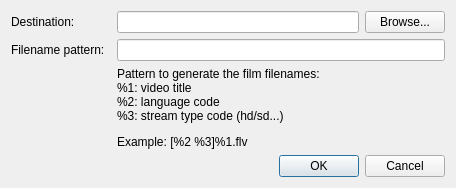
Before: the Qt Designer form preferencedialog.ui in Tofee/artefetcher, drawn with Qt 5.
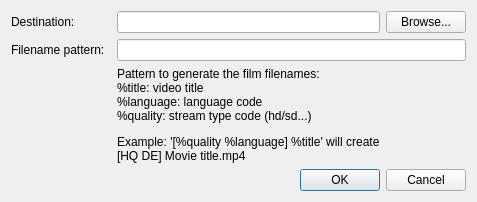
After: the same form once the commit is applied.

Commit message: Meilleure gestion de l'extension du fichier Fix lors du téléchargement d'un film déjà téléchargé : on interrompt illico Mise à jour du texte du bouton d'un film téléchargé (Downloaded au lieu de Waiting) Fix page 2 on ne peut pas revenir en arrière qdebug removed Plus de métadata sauvées

The edit to the form file:
```diff
--- a/preferencedialog.ui
+++ b/preferencedialog.ui
@@ -6,8 +6,8 @@
    <rect>
     <x>0</x>
     <y>0</y>
-    <width>456</width>
-    <height>172</height>
+    <width>457</width>
+    <height>186</height>
    </rect>
   </property>
   <property name="windowTitle">
@@ -30,7 +30,7 @@
    <item row="3" column="3">
     <widget class="QLabel" name="label_4">
      <property name="text">
-      <string>&lt;html&gt;&lt;head/&gt;&lt;body&gt;&lt;p&gt;Pattern to generate the film filenames:&lt;br/&gt;%1: video title&lt;br/&gt;%2: language code&lt;br/&gt;%3: stream type code (hd/sd...)&lt;/p&gt;&lt;p&gt;Example: [%2 %3]%1.flv&lt;/p&gt;&lt;/body&gt;&lt;/html&gt;</string>
+      <string>&lt;html&gt;&lt;head/&gt;&lt;body&gt;&lt;p&gt;Pattern to generate the film filenames:&lt;br/&gt;%title: video title&lt;br/&gt;%language: language code&lt;br/&gt;%quality: stream type code (hd/sd...)&lt;/p&gt;&lt;p&gt;Example: '[%quality %language] %title' will create&lt;br/&gt;[HQ DE] Movie title.mp4&lt;/p&gt;&lt;/body&gt;&lt;/html&gt;</string>
      </property>
     </widget>
    </item>
```
The commit also changes 8 other files.
